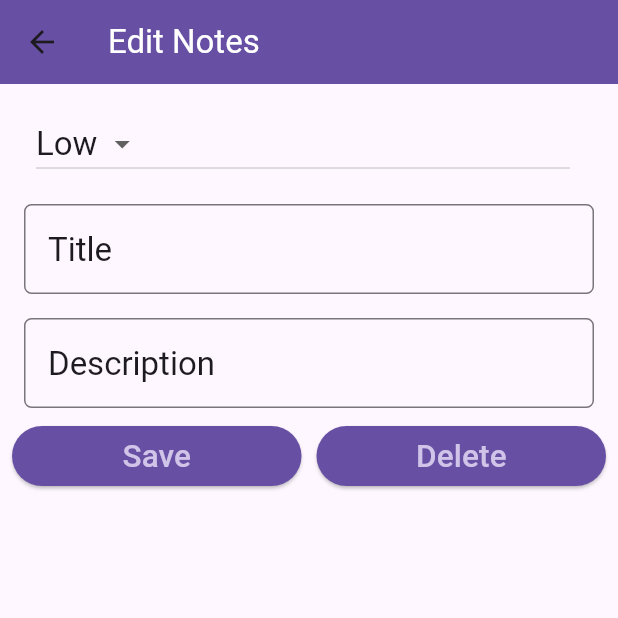
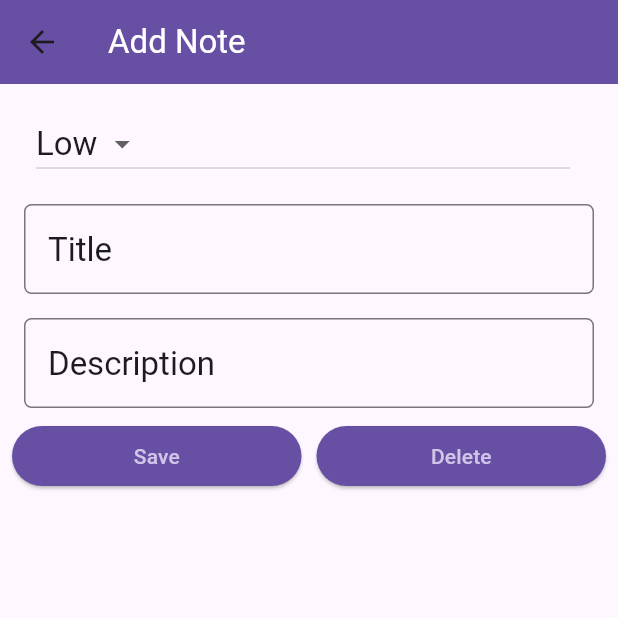
Before and after one commit to Nadun-Charuka/notekeeper, a Flutter app: the screen it shows after launch, after a tap on the "add" icon, on a phone screen of 412 x 824 dp, the top half of it. Run offline on Flutter 3.47's test engine with Material 3 defaults, Android fonts, the light colour scheme and no system bars.

Commit message:
navigation ok

```diff
--- a/lib/screens/note_details.dart
+++ b/lib/screens/note_details.dart
@@ -1,14 +1,15 @@
 import 'package:flutter/material.dart';
 
 class NoteDetails extends StatefulWidget {
-  const NoteDetails({super.key});
+  final String appBarTitle;
+  const NoteDetails({super.key, required this.appBarTitle});
 
   @override
   State<NoteDetails> createState() => _NoteDetailsState();
 }
 
 class _NoteDetailsState extends State<NoteDetails> {
-  static var _priorities = ['High', 'Low'];
+  static final _priorities = ['High', 'Low'];
   TextEditingController titleController = TextEditingController();
   TextEditingController descriptionController = TextEditingController();
 
@@ -19,7 +20,7 @@ class _NoteDetailsState extends State<NoteDetails> {
       appBar: AppBar(
         backgroundColor: Theme.of(context).primaryColor,
         title: Text(
-          "Edit Notes",
+          widget.appBarTitle,
           style: TextStyle(color: Colors.white),
         ),
       ),
@@ -84,7 +85,6 @@ class _NoteDetailsState extends State<NoteDetails> {
                     ),
                     child: Text(
                       "Save",
-                      textScaleFactor: 1.5,
                     ),
                     onPressed: () {
                       setState(() {
@@ -104,7 +104,6 @@ class _NoteDetailsState extends State<NoteDetails> {
                     ),
                     child: Text(
                       "Delete",
-                      textScaleFactor: 1.5,
                     ),
                     onPressed: () {
                       setState(() {
--- a/lib/screens/note_list.dart
+++ b/lib/screens/note_list.dart
@@ -24,7 +24,7 @@ class _NoteListState extends State<NoteList> {
       floatingActionButton: FloatingActionButton(
         onPressed: () {
           debugPrint("FAB clicked");
-          navigationToDetailPage();
+          navigationToDetailPage("Add Note");
         },
         tooltip: "Add note",
         child: Icon(Icons.add),
@@ -35,7 +35,7 @@ class _NoteListState extends State<NoteList> {
   ListView getNoteListView() {
     TextStyle? titleStyle = Theme.of(context).textTheme.headlineMedium;
     return ListView.builder(
-      itemCount: count,
+      itemCount: 5,
       itemBuilder: (context, index) {
         return Card(
           color: Colors.white,
@@ -56,7 +56,7 @@ class _NoteListState extends State<NoteList> {
             ),
             onTap: () {
               debugPrint("ListTile Tapped");
-              navigationToDetailPage();
+              navigationToDetailPage("Edit Note");
             },
           ),
         );
@@ -64,11 +64,13 @@ class _NoteListState extends State<NoteList> {
     );
   }
 
-  void navigationToDetailPage() {
+  void navigationToDetailPage(String title) {
     Navigator.push(
       context,
       MaterialPageRoute(
-        builder: (context) => NoteDetails(),
+        builder: (context) => NoteDetails(
+          appBarTitle: title,
+        ),
       ),
     );
   }
```
